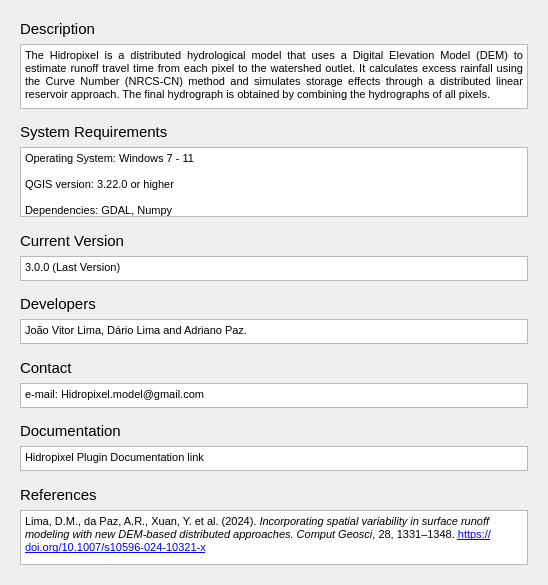
Old version of the form hidropixel_dialog_about.ui in the repository J1Vitor/HidroPixel_test.
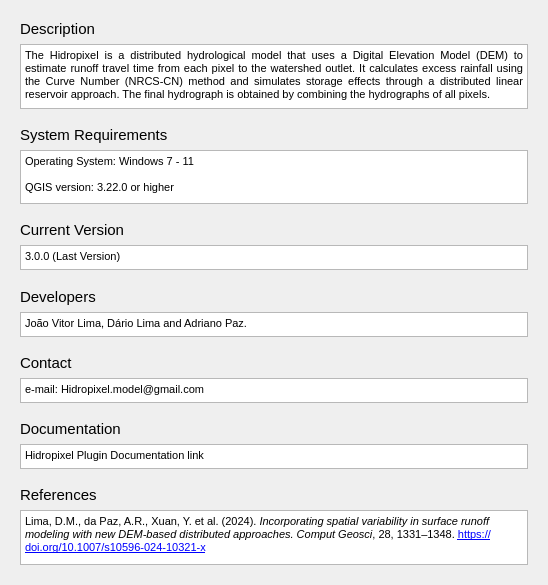
New version of the form.

Commit message: feat: new hidropixel plugin version -v.3.0.0

Patch:
```diff
--- a/hidropixel_dialog_about.ui
+++ b/hidropixel_dialog_about.ui
@@ -154,7 +154,7 @@
           <property name="maximumSize">
            <size>
             <width>16777215</width>
-            <height>71</height>
+            <height>54</height>
            </size>
           </property>
           <property name="mouseTracking">
@@ -172,8 +172,7 @@
 p, li { white-space: pre-wrap; }
 &lt;/style&gt;&lt;/head&gt;&lt;body style=&quot; font-family:'MS Shell Dlg 2'; font-size:8.25pt; font-weight:400; font-style:normal;&quot;&gt;
 &lt;p style=&quot; margin-top:0px; margin-bottom:0px; margin-left:0px; margin-right:0px; -qt-block-indent:0; text-indent:0px;&quot;&gt;&lt;span style=&quot; font-size:8pt;&quot;&gt;Operating System: Windows 7 - 11&lt;br /&gt;&lt;/span&gt;&lt;/p&gt;
-&lt;p style=&quot; margin-top:0px; margin-bottom:0px; margin-left:0px; margin-right:0px; -qt-block-indent:0; text-indent:0px;&quot;&gt;&lt;span style=&quot; font-size:8pt;&quot;&gt;QGIS version: 3.22.0 or higher&lt;br /&gt;&lt;/span&gt;&lt;/p&gt;
-&lt;p style=&quot; margin-top:0px; margin-bottom:0px; margin-left:0px; margin-right:0px; -qt-block-indent:0; text-indent:0px;&quot;&gt;&lt;span style=&quot; font-size:8pt;&quot;&gt;Dependencies: GDAL, Numpy&lt;/span&gt;&lt;/p&gt;&lt;/body&gt;&lt;/html&gt;</string>
+&lt;p style=&quot; margin-top:0px; margin-bottom:0px; margin-left:0px; margin-right:0px; -qt-block-indent:0; text-indent:0px;&quot;&gt;&lt;span style=&quot; font-size:8pt;&quot;&gt;QGIS version: 3.22.0 or higher&lt;br /&gt;&lt;/span&gt;&lt;/p&gt;&lt;/body&gt;&lt;/html&gt;</string>
           </property>
           <property name="acceptRichText">
            <bool>false</bool>
```
The commit also changes 11 other files.
